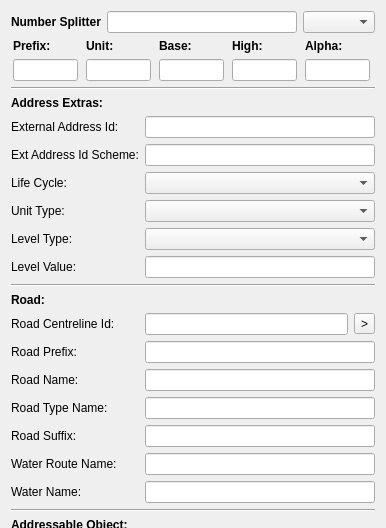
Before: the Qt Designer form AimsUI/AimsClient/Gui/Ui_NewAddressDialog.ui in linz/QGIS-AIMS-Plugin, drawn with Qt 5; both pictures show x 0 to 386 and y 0 to 528 of the 386 by 938 pixel window.
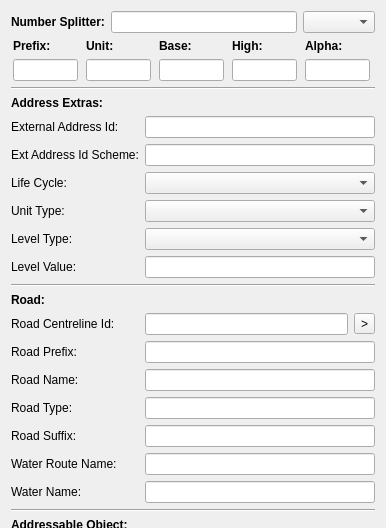
After: the same form once the commit is applied.

```diff
--- a/AimsUI/AimsClient/Gui/Ui_NewAddressDialog.ui
+++ b/AimsUI/AimsClient/Gui/Ui_NewAddressDialog.ui
@@ -25,7 +25,7 @@
         </font>
        </property>
        <property name="text">
-        <string>Number Splitter</string>
+        <string>Number Splitter:</string>
        </property>
       </widget>
      </item>
@@ -363,7 +363,7 @@
         </font>
        </property>
        <property name="text">
-        <string>Road Type Name:</string>
+        <string>Road Type:</string>
        </property>
       </widget>
      </item>
```
